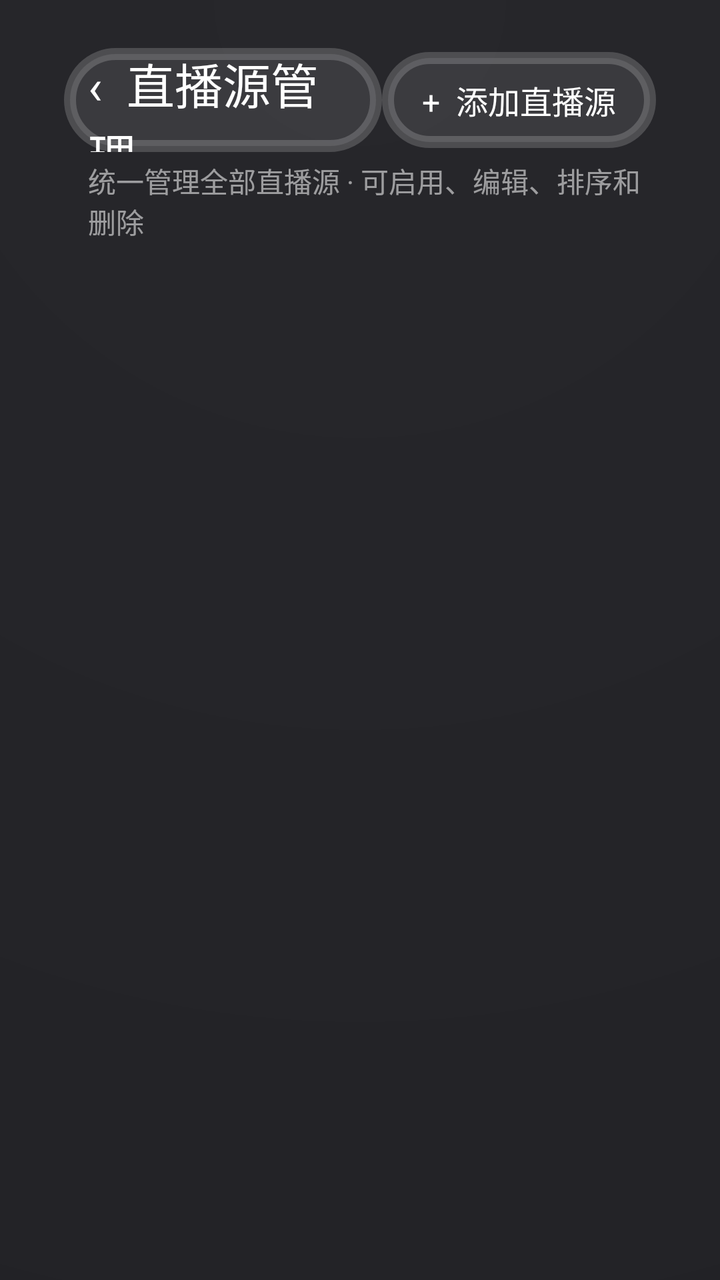
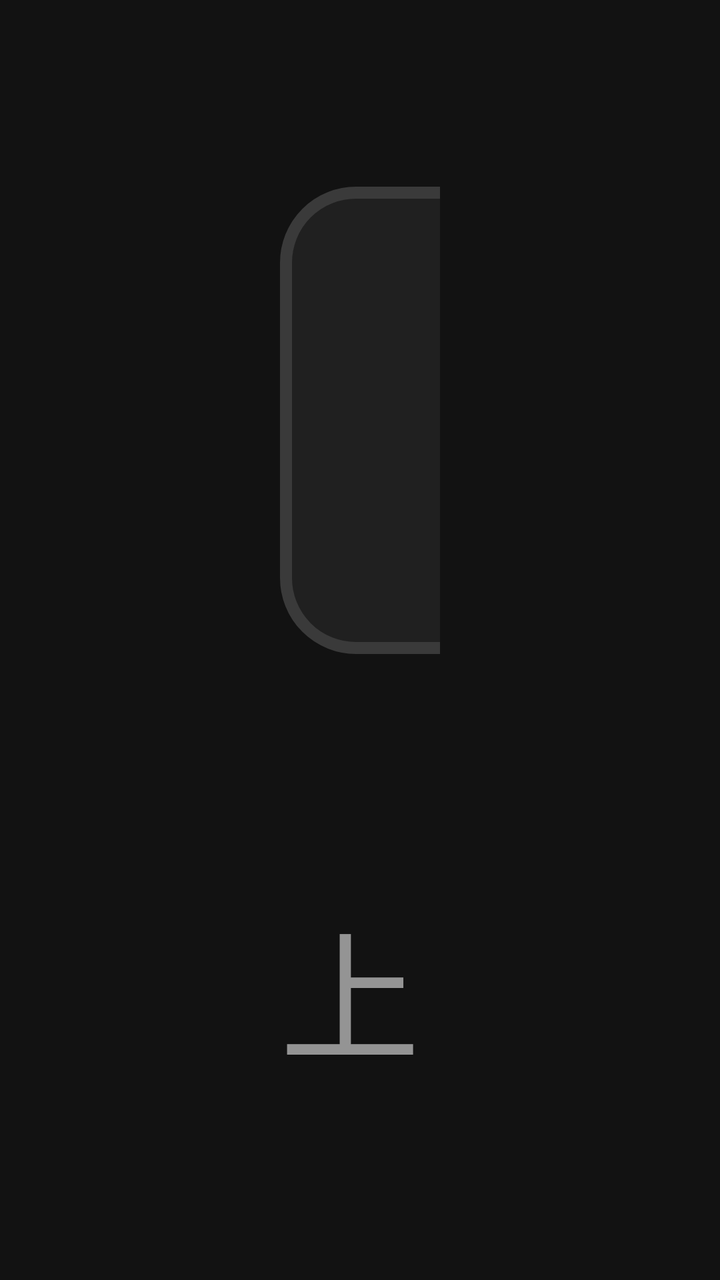

Compare the two renders of this Android layout. The source of the first and the diff that turns it into the second are given below.
<!-- AndroidManifest.xml: application theme AppTheme.NoActionBar -->
<!-- res/layout/activity_live_source_manager.xml -->
<?xml version="1.0" encoding="utf-8"?>
<LinearLayout xmlns:android="http://schemas.android.com/apk/res/android" android:orientation="vertical"
    android:background="@drawable/bg_settings_page" android:layout_width="match_parent" android:layout_height="match_parent"
    android:paddingLeft="32dp" android:paddingTop="24dp" android:paddingRight="32dp" android:paddingBottom="20dp">
    <LinearLayout android:gravity="center_vertical" android:layout_width="match_parent" android:layout_height="wrap_content">
        <TextView android:id="@+id/liveSourceBack" android:text="‹  直播源管理" android:textColor="@color/color_FFFFFF"
            android:textSize="24sp" android:gravity="center_vertical" android:focusable="true" android:clickable="true"
            android:background="@drawable/selector_settings_action" android:paddingLeft="12dp" android:paddingRight="18dp"
            android:nextFocusRight="@id/liveSourceAdd" android:nextFocusDown="@id/liveSourceAdd"
            android:layout_width="0dp" android:layout_weight="1" android:layout_height="52dp"/>
        <TextView android:id="@+id/liveSourceAdd" android:text="+  添加直播源" android:textColor="@color/color_FFFFFF"
            android:textSize="16sp" android:gravity="center" android:focusable="true" android:clickable="true"
            android:background="@drawable/selector_settings_action" android:paddingLeft="20dp" android:paddingRight="20dp"
            android:nextFocusLeft="@id/liveSourceBack" android:nextFocusDown="@id/liveSourceList"
            android:layout_width="wrap_content" android:layout_height="48dp"/>
    </LinearLayout>
    <TextView android:id="@+id/liveSourceHint" android:text="统一管理全部直播源 · 可启用、编辑、排序和删除"
        android:textColor="@color/settings_text_secondary" android:textSize="14sp" android:layout_marginLeft="12dp"
        android:layout_marginTop="4dp" android:layout_marginBottom="18dp"
        android:layout_width="match_parent" android:layout_height="wrap_content"/>
    <ScrollView android:clipToPadding="false" android:fillViewport="true"
        android:layout_width="match_parent" android:layout_height="0dp" android:layout_weight="1">
        <LinearLayout android:id="@+id/liveSourceList" android:orientation="vertical"
            android:layout_width="match_parent" android:layout_height="wrap_content"/>
    </ScrollView>
</LinearLayout>
<!-- resources referenced by this layout -->
<resources>
  <color name="color_FFFFFF">#ffffffff</color>
  <color name="settings_text_secondary">@color/color_rail_text_muted</color>
  <!-- drawable bg_settings_page (drawable) -->
  <?xml version="1.0" encoding="utf-8"?>
  <layer-list xmlns:android="http://schemas.android.com/apk/res/android">
      <item>
          <shape>
              <solid android:color="@color/settings_background" />
          </shape>
      </item>
      <item>
          <shape>
              <gradient
                  android:type="radial"
                  android:centerX="0.5"
                  android:centerY="0.0"
                  android:gradientRadius="600mm"
                  android:startColor="#18FFFFFF"
                  android:endColor="#00000000" />
          </shape>
      </item>
  </layer-list>
  <!-- drawable selector_settings_action (drawable) -->
  <?xml version="1.0" encoding="utf-8"?>
  <selector xmlns:android="http://schemas.android.com/apk/res/android">
      <item android:state_enabled="false">
          <shape>
              <corners android:radius="@dimen/vs_12" />
              <solid android:color="#0FFFFFFF" />
              <stroke
                  android:width="@dimen/vs_1"
                  android:color="#14FFFFFF" />
          </shape>
      </item>
      <item android:state_pressed="true">
          <shape>
              <corners android:radius="@dimen/vs_12" />
              <solid android:color="#59FFFFFF" />
              <stroke
                  android:width="@dimen/vs_2"
                  android:color="#FFFFFFFF" />
          </shape>
      </item>
      <item android:state_focused="true">
          <shape>
              <corners android:radius="@dimen/vs_12" />
              <solid android:color="#3DFFFFFF" />
              <stroke
                  android:width="@dimen/vs_2"
                  android:color="#E6FFFFFF" />
          </shape>
      </item>
      <item android:state_selected="true">
          <shape>
              <corners android:radius="@dimen/vs_12" />
              <solid android:color="#2BFFFFFF" />
              <stroke
                  android:width="@dimen/vs_1"
                  android:color="#73FFFFFF" />
          </shape>
      </item>
      <item>
          <shape>
              <corners android:radius="@dimen/vs_12" />
              <solid android:color="#18FFFFFF" />
              <stroke
                  android:width="@dimen/vs_1"
                  android:color="#2EFFFFFF" />
          </shape>
      </item>
  </selector>
  <style name="AppTheme.NoActionBar">
          <item name="android:windowActionBar">false</item>
          <item name="android:windowNoTitle">true</item>
          <item name="windowActionBar">false</item>
          <item name="android:windowFullscreen">true</item>//全屏即无通知栏
          <item name="android:windowContentOverlay">@null</item>//是否有遮盖
          <item name="windowNoTitle">true</item>
          <item name="android:keepScreenOn">true</item>
          
          <item name="android:windowBackground">@drawable/app_bg</item>
      </style>
  <color name="color_rail_text_muted">#8CFFFFFF</color>
  <color name="settings_background">@color/color_home_base</color>
  <dimen name="vs_12">12mm</dimen>
  <dimen name="vs_1">1mm</dimen>
  <dimen name="vs_2">2mm</dimen>
  <!-- drawable app_bg: png bitmap (drawable, 198620 bytes) -->
  <color name="color_home_base">#FF101014</color>
</resources>

<!-- the commit's change to res/layout/activity_live_source_manager.xml (unified diff, before → after) -->
@@ -1,26 +1,65 @@
 <?xml version="1.0" encoding="utf-8"?>
-<LinearLayout xmlns:android="http://schemas.android.com/apk/res/android" android:orientation="vertical"
-    android:background="@drawable/bg_settings_page" android:layout_width="match_parent" android:layout_height="match_parent"
-    android:paddingLeft="32dp" android:paddingTop="24dp" android:paddingRight="32dp" android:paddingBottom="20dp">
-    <LinearLayout android:gravity="center_vertical" android:layout_width="match_parent" android:layout_height="wrap_content">
-        <TextView android:id="@+id/liveSourceBack" android:text="‹  直播源管理" android:textColor="@color/color_FFFFFF"
-            android:textSize="24sp" android:gravity="center_vertical" android:focusable="true" android:clickable="true"
-            android:background="@drawable/selector_settings_action" android:paddingLeft="12dp" android:paddingRight="18dp"
-            android:nextFocusRight="@id/liveSourceAdd" android:nextFocusDown="@id/liveSourceAdd"
-            android:layout_width="0dp" android:layout_weight="1" android:layout_height="52dp"/>
-        <TextView android:id="@+id/liveSourceAdd" android:text="+  添加直播源" android:textColor="@color/color_FFFFFF"
-            android:textSize="16sp" android:gravity="center" android:focusable="true" android:clickable="true"
-            android:background="@drawable/selector_settings_action" android:paddingLeft="20dp" android:paddingRight="20dp"
-            android:nextFocusLeft="@id/liveSourceBack" android:nextFocusDown="@id/liveSourceList"
-            android:layout_width="wrap_content" android:layout_height="48dp"/>
+<LinearLayout xmlns:android="http://schemas.android.com/apk/res/android"
+    android:layout_width="match_parent" android:layout_height="match_parent"
+    android:orientation="vertical" android:background="#121212"
+    android:paddingLeft="24mm" android:paddingRight="24mm" android:paddingTop="16mm" android:paddingBottom="12mm">
+
+    <LinearLayout android:layout_width="match_parent" android:layout_height="40mm" android:gravity="center_vertical">
+        <TextView android:id="@+id/liveSourceBack" android:layout_width="40mm" android:layout_height="40mm"
+            android:text="‹" android:textSize="24mm" android:gravity="center" android:contentDescription="返回"
+            android:textColor="@color/color_FFFFFF" android:background="@drawable/selector_live_source_control"
+            android:focusable="true" android:clickable="true" android:nextFocusRight="@id/liveSourceAdd" />
+        <TextView android:layout_width="0dp" android:layout_height="wrap_content" android:layout_weight="1"
+            android:layout_marginLeft="16mm" android:text="直播源管理" android:textSize="20mm"
+            android:textStyle="bold" android:textColor="@color/color_FFFFFF" />
+        <TextView android:id="@+id/liveSourceAdd" android:layout_width="wrap_content" android:layout_height="40mm"
+            android:paddingLeft="20mm" android:paddingRight="20mm" android:text="添加直播源"
+            android:textSize="14mm" android:gravity="center" android:textColor="@color/color_FFFFFF"
+            android:background="@drawable/selector_live_source_control" android:focusable="true" android:clickable="true"
+            android:nextFocusLeft="@id/liveSourceBack" />
     </LinearLayout>
-    <TextView android:id="@+id/liveSourceHint" android:text="统一管理全部直播源 · 可启用、编辑、排序和删除"
-        android:textColor="@color/settings_text_secondary" android:textSize="14sp" android:layout_marginLeft="12dp"
-        android:layout_marginTop="4dp" android:layout_marginBottom="18dp"
-        android:layout_width="match_parent" android:layout_height="wrap_content"/>
-    <ScrollView android:clipToPadding="false" android:fillViewport="true"
-        android:layout_width="match_parent" android:layout_height="0dp" android:layout_weight="1">
-        <LinearLayout android:id="@+id/liveSourceList" android:orientation="vertical"
-            android:layout_width="match_parent" android:layout_height="wrap_content"/>
-    </ScrollView>
+
+    <LinearLayout android:layout_width="match_parent" android:layout_height="0dp" android:layout_weight="1"
+        android:layout_marginTop="12mm" android:orientation="horizontal">
+        <ScrollView android:id="@+id/liveSourceScroll" android:layout_width="0dp" android:layout_height="match_parent"
+            android:layout_weight="3" android:fillViewport="true" android:clipToPadding="false">
+            <LinearLayout android:id="@+id/liveSourceList" android:layout_width="match_parent"
+                android:layout_height="wrap_content" android:orientation="vertical" />
+        </ScrollView>
+        <View android:layout_width="1mm" android:layout_height="match_parent"
+            android:layout_marginLeft="24mm" android:layout_marginRight="24mm" android:background="#1FFFFFFF" />
+        <ScrollView android:id="@+id/liveSourceActions" android:layout_width="0dp" android:layout_height="match_parent"
+            android:layout_weight="2" android:fillViewport="true">
+        <LinearLayout android:layout_width="match_parent" android:layout_height="wrap_content" android:orientation="vertical">
+                <TextView android:id="@+id/liveSourceName" android:layout_width="match_parent" android:layout_height="wrap_content"
+                    android:textSize="22mm" android:textStyle="bold" android:textColor="@color/color_FFFFFF"
+                    android:maxLines="2" android:ellipsize="end" />
+                <TextView android:id="@+id/liveSourceState" android:layout_width="match_parent" android:layout_height="wrap_content"
+                    android:layout_marginTop="6mm" android:textSize="16mm" android:textColor="@color/settings_text_secondary" />
+                <TextView android:id="@+id/liveSourceAddress" android:layout_width="match_parent" android:layout_height="wrap_content"
+                    android:layout_marginTop="8mm" android:layout_marginBottom="20mm" android:textSize="14mm"
+                    android:textColor="@color/settings_text_secondary" android:maxLines="2" android:ellipsize="end" />
+            <TextView android:id="@+id/liveSourceToggle" android:layout_width="match_parent" android:layout_height="56mm"
+                android:text="停用此源" android:gravity="center_vertical" android:paddingLeft="20mm" android:paddingRight="20mm"
+                android:textSize="18mm" android:textColor="@color/color_FFFFFF"
+                android:background="@drawable/selector_live_source_control" android:focusable="true" android:clickable="true" />
+            <TextView android:id="@+id/liveSourceEdit" android:layout_width="match_parent" android:layout_height="56mm" android:layout_marginTop="10mm"
+                android:text="编辑" android:gravity="center_vertical" android:paddingLeft="20mm" android:paddingRight="20mm"
+                android:textSize="18mm" android:textColor="@color/color_FFFFFF"
+                android:background="@drawable/selector_live_source_control" android:focusable="true" android:clickable="true" />
+            <TextView android:id="@+id/liveSourceSort" android:layout_width="match_parent" android:layout_height="56mm" android:layout_marginTop="10mm"
+                android:text="调整顺序" android:gravity="center_vertical" android:paddingLeft="20mm" android:paddingRight="20mm"
+                android:textSize="18mm" android:textColor="@color/color_FFFFFF"
+                android:background="@drawable/selector_live_source_control" android:focusable="true" android:clickable="true" />
+            <TextView android:id="@+id/liveSourceDelete" android:layout_width="match_parent" android:layout_height="56mm" android:layout_marginTop="10mm"
+                android:text="删除" android:gravity="center_vertical" android:paddingLeft="20mm" android:paddingRight="20mm"
+                android:textSize="18mm" android:textColor="@color/color_FFFFFF"
+                android:background="@drawable/selector_live_source_control" android:focusable="true" android:clickable="true" />
+        </LinearLayout>
+        </ScrollView>
+    </LinearLayout>
+
+    <TextView android:id="@+id/liveSourceHint" android:layout_width="match_parent" android:layout_height="wrap_content"
+        android:layout_marginTop="8mm" android:text="上下选源 · 右键或确定进入操作 · 左键返回列表"
+        android:textSize="12mm" android:textColor="@color/settings_text_secondary" />
 </LinearLayout>
<!-- resource entries referenced after the edit -->
@@ -2,74 +2,13 @@
 <resources>
   <color name="color_FFFFFF">#ffffffff</color>
   <color name="settings_text_secondary">@color/color_rail_text_muted</color>
-  <!-- drawable bg_settings_page (drawable) -->
-  <?xml version="1.0" encoding="utf-8"?>
-  <layer-list xmlns:android="http://schemas.android.com/apk/res/android">
-      <item>
-          <shape>
-              <solid android:color="@color/settings_background" />
-          </shape>
-      </item>
-      <item>
-          <shape>
-              <gradient
-                  android:type="radial"
-                  android:centerX="0.5"
-                  android:centerY="0.0"
-                  android:gradientRadius="600mm"
-                  android:startColor="#18FFFFFF"
-                  android:endColor="#00000000" />
-          </shape>
-      </item>
-  </layer-list>
-  <!-- drawable selector_settings_action (drawable) -->
+  <!-- drawable selector_live_source_control (drawable) -->
   <?xml version="1.0" encoding="utf-8"?>
   <selector xmlns:android="http://schemas.android.com/apk/res/android">
-      <item android:state_enabled="false">
-          <shape>
-              <corners android:radius="@dimen/vs_12" />
-              <solid android:color="#0FFFFFFF" />
-              <stroke
-                  android:width="@dimen/vs_1"
-                  android:color="#14FFFFFF" />
-          </shape>
-      </item>
-      <item android:state_pressed="true">
-          <shape>
-              <corners android:radius="@dimen/vs_12" />
-              <solid android:color="#59FFFFFF" />
-              <stroke
-                  android:width="@dimen/vs_2"
-                  android:color="#FFFFFFFF" />
-          </shape>
-      </item>
-      <item android:state_focused="true">
-          <shape>
-              <corners android:radius="@dimen/vs_12" />
-              <solid android:color="#3DFFFFFF" />
-              <stroke
-                  android:width="@dimen/vs_2"
-                  android:color="#E6FFFFFF" />
-          </shape>
-      </item>
-      <item android:state_selected="true">
-          <shape>
-              <corners android:radius="@dimen/vs_12" />
-              <solid android:color="#2BFFFFFF" />
-              <stroke
-                  android:width="@dimen/vs_1"
-                  android:color="#73FFFFFF" />
-          </shape>
-      </item>
-      <item>
-          <shape>
-              <corners android:radius="@dimen/vs_12" />
-              <solid android:color="#18FFFFFF" />
-              <stroke
-                  android:width="@dimen/vs_1"
-                  android:color="#2EFFFFFF" />
-          </shape>
-      </item>
+      <item android:state_enabled="false"><shape><corners android:radius="6mm" /><solid android:color="#161616" /><stroke android:width="1mm" android:color="#202020" /></shape></item>
+      <item android:state_pressed="true"><shape><corners android:radius="6mm" /><solid android:color="#383838" /><stroke android:width="2mm" android:color="#FFFFFF" /></shape></item>
+      <item android:state_focused="true"><shape><corners android:radius="6mm" /><solid android:color="#303030" /><stroke android:width="2mm" android:color="#FFFFFF" /></shape></item>
+      <item ><shape><corners android:radius="6mm" /><solid android:color="#202020" /><stroke android:width="1mm" android:color="#3A3A3A" /></shape></item>
   </selector>
   <style name="AppTheme.NoActionBar">
           <item name="android:windowActionBar">false</item>
@@ -83,11 +22,6 @@
           <item name="android:windowBackground">@drawable/app_bg</item>
       </style>
   <color name="color_rail_text_muted">#8CFFFFFF</color>
-  <color name="settings_background">@color/color_home_base</color>
-  <dimen name="vs_12">12mm</dimen>
-  <dimen name="vs_1">1mm</dimen>
-  <dimen name="vs_2">2mm</dimen>
   <!-- drawable app_bg: png bitmap (drawable, 198620 bytes) -->
-  <color name="color_home_base">#FF101014</color>
 </resources>
 
